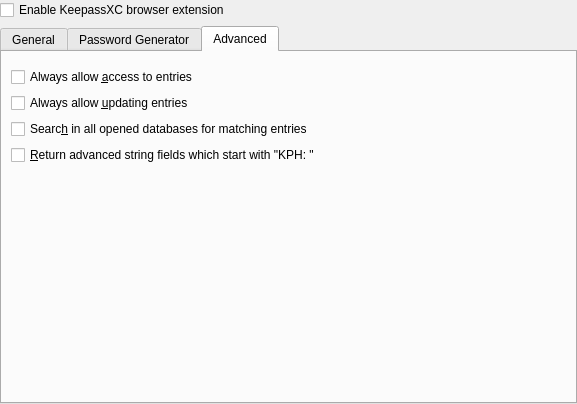
Old version of the form src/browser/BrowserOptionDialog.ui in the repository Myria-de/keepassxc.
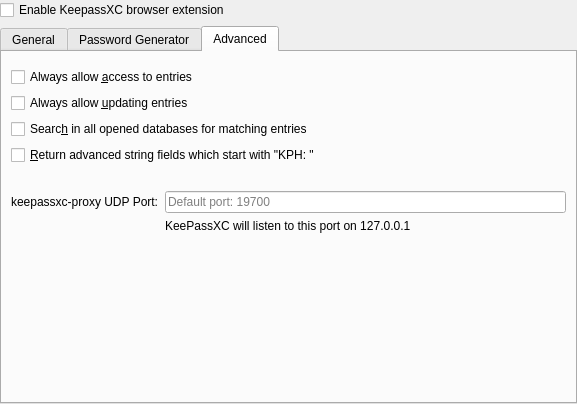
New version of the form. The open tabs and pages were chosen to show the change. Custom widgets are drawn as their Qt base class.

Commit message: Modified the license. Added support for keepassxc-proxy

Patch:
```diff
--- a/src/browser/BrowserOptionDialog.ui
+++ b/src/browser/BrowserOptionDialog.ui
@@ -217,6 +217,49 @@
          </property>
         </spacer>
        </item>
+       <item>
+        <layout class="QFormLayout" name="formLayout">
+         <item row="0" column="0">
+          <widget class="QLabel" name="label_4">
+           <property name="sizePolicy">
+            <sizepolicy hsizetype="Preferred" vsizetype="Preferred">
+             <horstretch>0</horstretch>
+             <verstretch>0</verstretch>
+            </sizepolicy>
+           </property>
+           <property name="text">
+            <string>keepassxc-proxy UDP Port:</string>
+           </property>
+           <property name="alignment">
+            <set>Qt::AlignLeading|Qt::AlignLeft|Qt::AlignVCenter</set>
+           </property>
+          </widget>
+         </item>
+         <item row="0" column="1">
+          <widget class="QLineEdit" name="udpPort">
+           <property name="sizePolicy">
+            <sizepolicy hsizetype="Preferred" vsizetype="Fixed">
+             <horstretch>0</horstretch>
+             <verstretch>0</verstretch>
+            </sizepolicy>
+           </property>
+           <property name="inputMask">
+            <string notr="true">d0000</string>
+           </property>
+           <property name="placeholderText">
+            <string>Default port: 19700</string>
+           </property>
+          </widget>
+         </item>
+         <item row="1" column="1">
+          <widget class="QLabel" name="label_5">
+           <property name="text">
+            <string>KeePassXC will listen to this port on 127.0.0.1</string>
+           </property>
+          </widget>
+         </item>
+        </layout>
+       </item>
        <item>
         <spacer name="verticalSpacer">
          <property name="orientation">
```
The commit also changes 14 other files.
